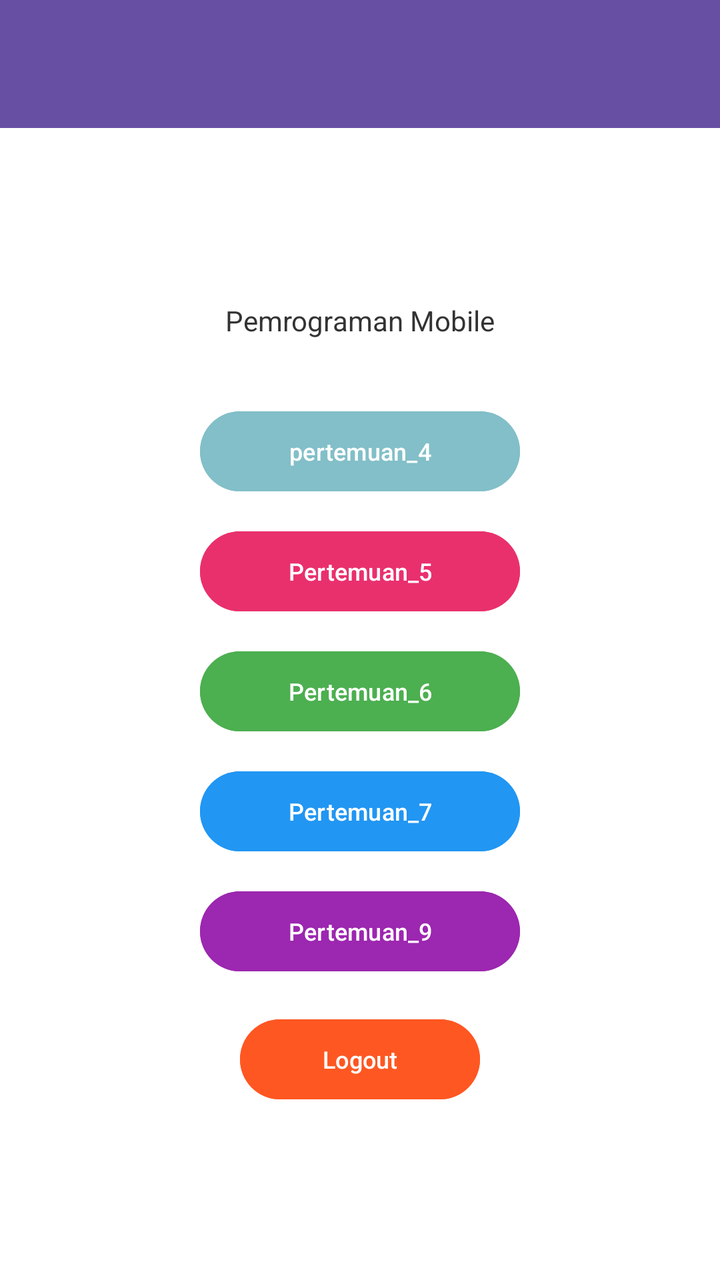
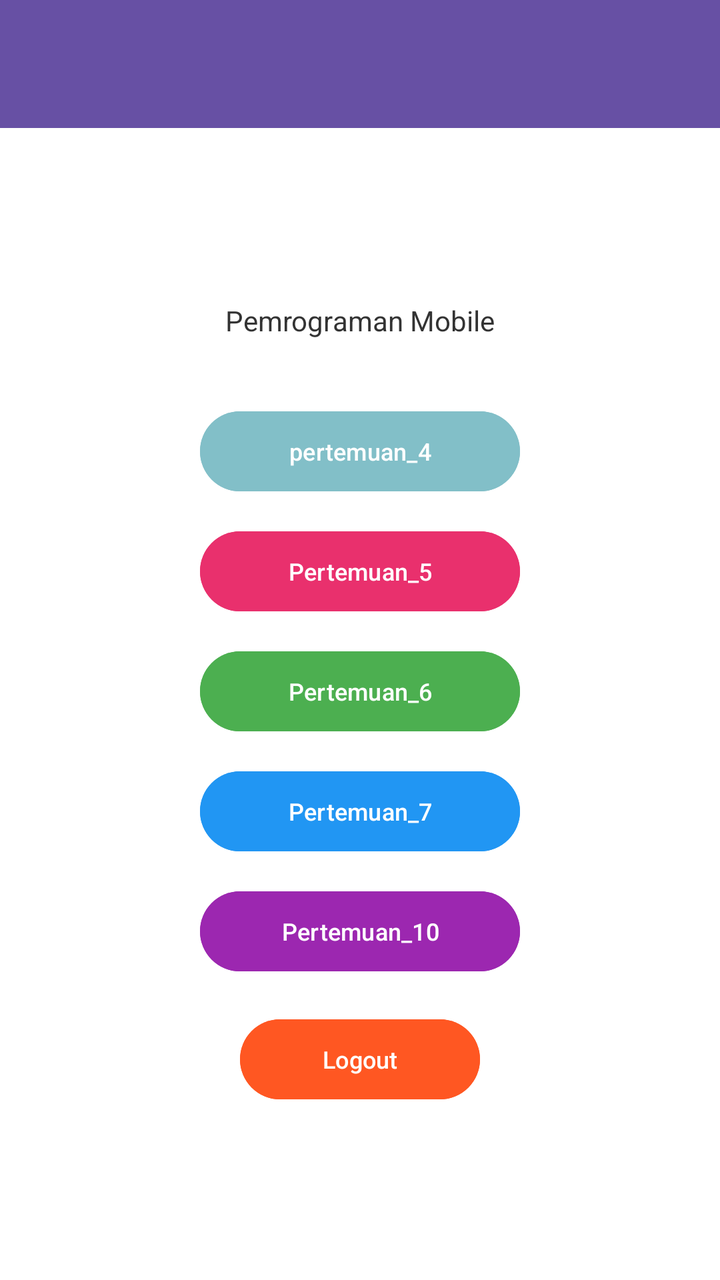

Before-and-after screenshots of an Android layout around one commit, followed by the original layout XML and the change that was made.
<!-- AndroidManifest.xml: application theme Theme.Saturnussalsa -->
<!-- res/layout/fragment_home.xml -->
<?xml version="1.0" encoding="utf-8"?>
<androidx.constraintlayout.widget.ConstraintLayout xmlns:android="http://schemas.android.com/apk/res/android"
    xmlns:app="http://schemas.android.com/apk/res-auto"
    xmlns:tools="http://schemas.android.com/tools"
    android:layout_width="match_parent"
    android:layout_height="match_parent"
    android:background="#FFFFFF"
    tools:context=".home.HomeFragment">

    <androidx.appcompat.widget.Toolbar
        android:id="@+id/toolbar"
        android:layout_width="match_parent"
        android:layout_height="?attr/actionBarSize"
        android:background="?attr/colorPrimary"
        app:layout_constraintTop_toTopOf="parent"
        app:titleTextColor="@android:color/white" />

    <TextView
        android:id="@+id/textViewWelcome"
        android:layout_width="wrap_content"
        android:layout_height="wrap_content"
        android:text="Pemrograman Mobile"
        android:textColor="#333333"
        android:textSize="14sp"
        app:layout_constraintBottom_toTopOf="@+id/linearLayoutButtons"
        app:layout_constraintEnd_toEndOf="parent"
        app:layout_constraintStart_toStartOf="parent"
        app:layout_constraintTop_toBottomOf="@+id/toolbar"
        app:layout_constraintVertical_chainStyle="packed" />

    <LinearLayout
        android:id="@+id/linearLayoutButtons"
        android:layout_width="wrap_content"
        android:layout_height="wrap_content"
        android:layout_marginTop="32dp"
        android:gravity="center_horizontal"
        android:orientation="vertical"
        app:layout_constraintBottom_toBottomOf="parent"
        app:layout_constraintEnd_toEndOf="parent"
        app:layout_constraintStart_toStartOf="parent"
        app:layout_constraintTop_toBottomOf="@+id/textViewWelcome">

        <com.google.android.material.button.MaterialButton
            android:id="@+id/btnToFourth"
            android:layout_width="160dp"
            android:layout_height="48dp"
            android:layout_marginBottom="12dp"
            android:backgroundTint="#82BFC8"
            android:text="pertemuan_4"
            android:textAllCaps="false"
            android:textColor="#FFFFFF"
            android:textSize="12sp"
            app:cornerRadius="24dp" />

        <com.google.android.material.button.MaterialButton
            android:id="@+id/btnToFifth"
            android:layout_width="160dp"
            android:layout_height="48dp"
            android:layout_marginBottom="12dp"
            android:backgroundTint="#E9306D"
            android:text="Pertemuan_5"
            android:textAllCaps="false"
            android:textColor="#FFFFFF"
            android:textSize="12sp"
            app:cornerRadius="24dp" />

        <com.google.android.material.button.MaterialButton
            android:id="@+id/btnToSixth"
            android:layout_width="160dp"
            android:layout_height="48dp"
            android:layout_marginBottom="12dp"
            android:backgroundTint="#4CAF50"
            android:text="Pertemuan_6"
            android:textAllCaps="false"
            android:textColor="#FFFFFF"
            android:textSize="12sp"
            app:cornerRadius="24dp" />

        <com.google.android.material.button.MaterialButton
            android:id="@+id/btnToSeventh"
            android:layout_width="160dp"
            android:layout_height="48dp"
            android:layout_marginBottom="12dp"
            android:backgroundTint="#2196F3"
            android:text="Pertemuan_7"
            android:textAllCaps="false"
            android:textColor="#FFFFFF"
            android:textSize="12sp"
            app:cornerRadius="24dp" />

        <com.google.android.material.button.MaterialButton
            android:id="@+id/btnToNinth"
            android:layout_width="160dp"
            android:layout_height="48dp"
            android:layout_marginBottom="16dp"
            android:backgroundTint="#9C27B0"
            android:text="Pertemuan_9"
            android:textAllCaps="false"
            android:textColor="#FFFFFF"
            android:textSize="12sp"
            app:cornerRadius="24dp" />

        <com.google.android.material.button.MaterialButton
            android:id="@+id/btnLogout"
            android:layout_width="120dp"
            android:layout_height="48dp"
            android:backgroundTint="#FF5722"
            android:text="Logout"
            android:textAllCaps="false"
            android:textColor="#FFFFFF"
            android:textSize="12sp"
            app:cornerRadius="24dp" />

    </LinearLayout>

</androidx.constraintlayout.widget.ConstraintLayout>
<!-- resources referenced by this layout -->
<resources>
  <style name="Theme.Saturnussalsa" parent="Base.Theme.Saturnussalsa" />
  <style name="Base.Theme.Saturnussalsa" parent="Theme.Material3.DayNight.NoActionBar">
          
          <item name="colorPrimary">@color/purple_primary</item>
          <item name="colorOnPrimary">@color/white</item>
          <item name="colorPrimaryContainer">@color/purple_container</item>
      </style>
  <color name="purple_primary">#6750A4</color>
  <color name="white">#FFFFFFFF</color>
  <color name="purple_container">#EADDFF</color>
</resources>

<!-- the commit's change to res/layout/fragment_home.xml (unified diff, before → after) -->
@@ -89,12 +89,12 @@
             app:cornerRadius="24dp" />
 
         <com.google.android.material.button.MaterialButton
-            android:id="@+id/btnToNinth"
+            android:id="@+id/btnToTenth"
             android:layout_width="160dp"
             android:layout_height="48dp"
             android:layout_marginBottom="16dp"
             android:backgroundTint="#9C27B0"
-            android:text="Pertemuan_9"
+            android:text="Pertemuan_10"
             android:textAllCaps="false"
             android:textColor="#FFFFFF"
             android:textSize="12sp"
